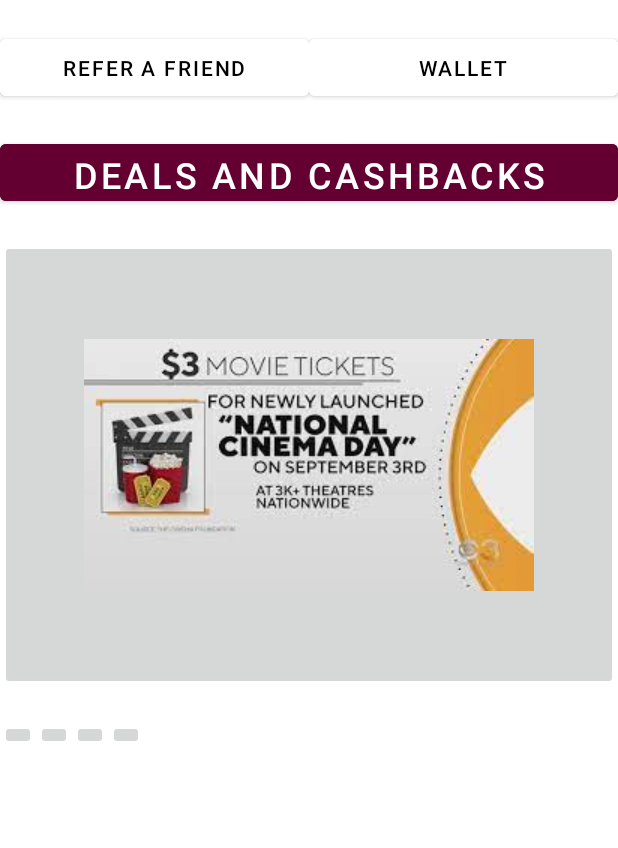
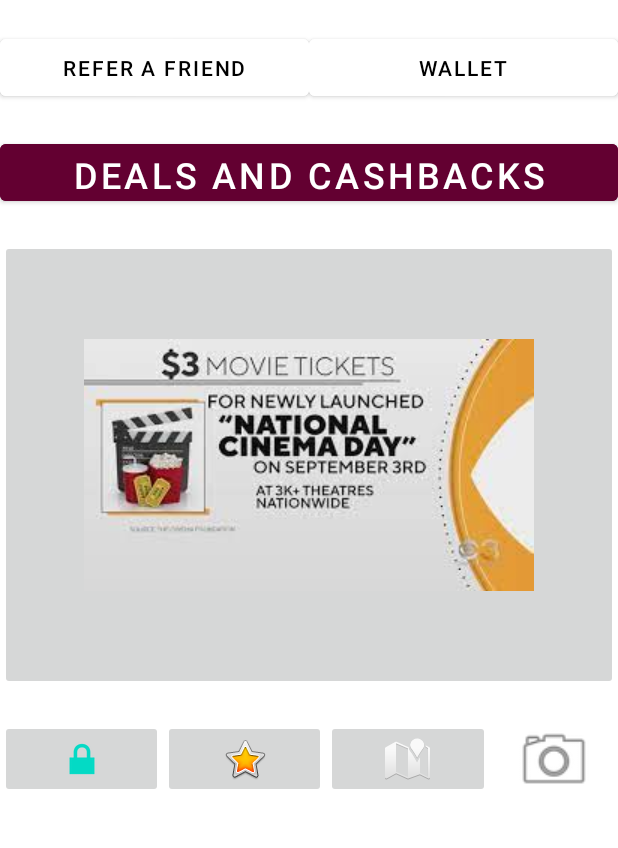
Before and after one commit to pranavganeshvt/DailyConnect, an Android app: the HomePageActivity screen opened directly, with no data from a screen before it, on a phone screen of 412 x 824 dp, the part 234-1082 px from its top. Run offline under Robolectric (Android 15) with nearby library versions, the phone set to English and light mode, and no system bars.

Commit message:
fixed_errors

```diff
--- a/app/src/main/AndroidManifest.xml
+++ b/app/src/main/AndroidManifest.xml
@@ -13,6 +13,12 @@
         tools:targetApi="31">
         <activity
             android:name=".HomePageActivity"
+            android:exported="false" />
+        <activity
+            android:name=".PaymentActivity"
+            android:exported="false" />
+        <activity
+            android:name=".SecureCheckoutActivity"
             android:exported="false" />
         <activity
             android:name=".SeatsPageActivity"
--- a/app/src/main/java/com/example/dailyconnect/HomePageActivity.kt
+++ b/app/src/main/java/com/example/dailyconnect/HomePageActivity.kt
@@ -1,11 +1,24 @@
 package com.example.dailyconnect
 
+import android.annotation.SuppressLint
+import android.content.Intent
 import androidx.appcompat.app.AppCompatActivity
 import android.os.Bundle
+import android.widget.Button
+import android.widget.ImageView
 
 class HomePageActivity : AppCompatActivity() {
     override fun onCreate(savedInstanceState: Bundle?) {
         super.onCreate(savedInstanceState)
         setContentView(R.layout.activity_home_page)
+
+        val movieImage = findViewById<ImageView>(R.id.movies)
+
+        movieImage.setOnClickListener {
+            val intent = Intent (this@HomePageActivity, TimingsPage::class.java)
+            startActivity(intent)
+        }
+
     }
+
 }
--- a/app/src/main/java/com/example/dailyconnect/LoginPage.kt
+++ b/app/src/main/java/com/example/dailyconnect/LoginPage.kt
@@ -13,7 +13,7 @@ class LoginPage : AppCompatActivity() {
 
         val login = findViewById<Button>(R.id.login)
         login.setOnClickListener{
-            val intent1 = android.content.Intent (this@LoginPage, TimingsPage::class.java)
+            val intent1 = android.content.Intent (this@LoginPage, HomePageActivity::class.java)
             startActivity(intent1)
 
         }
--- a/app/src/main/java/com/example/dailyconnect/SeatsPageActivity.kt
+++ b/app/src/main/java/com/example/dailyconnect/SeatsPageActivity.kt
@@ -12,7 +12,7 @@ class SeatsPageActivity : AppCompatActivity() {
 
         val proceedButton = findViewById<Button>(R.id.proceed_button)
         proceedButton.setOnClickListener{
-            val intent3 = Intent(this@SeatsPageActivity, HomePageActivity::class.java)
+            val intent3 = Intent(this@SeatsPageActivity, PaymentActivity::class.java)
             startActivity(intent3)
         }
     }
--- a/app/src/main/java/com/example/dailyconnect/TimingsPage.kt
+++ b/app/src/main/java/com/example/dailyconnect/TimingsPage.kt
@@ -11,7 +11,7 @@ class TimingsPage : AppCompatActivity() {
 
         val next1 = findViewById<Button>(R.id.next)
         next1.setOnClickListener{
-            val intent4 = android.content.Intent(this@TimingsPage, LoginPage::class.java)
+            val intent4 = android.content.Intent(this@TimingsPage, SeatsPageActivity::class.java)
             startActivity(intent4)
         }
     }
--- a/app/src/main/res/layout/activity_home_page.xml
+++ b/app/src/main/res/layout/activity_home_page.xml
@@ -2,6 +2,7 @@
 <LinearLayout xmlns:android="http://schemas.android.com/apk/res/android"
     xmlns:app="http://schemas.android.com/apk/res-auto"
     xmlns:tools="http://schemas.android.com/tools"
+    android:id="@+id/walle"
     android:layout_width="match_parent"
     android:layout_height="match_parent"
     android:orientation="vertical"
@@ -19,32 +20,32 @@
             android:backgroundTint="@color/white"
             android:text="@string/profile"
             android:textColor="@android:color/black" />
+
         <Space
             android:layout_width="wrap_content"
             android:layout_height="wrap_content"
-            android:layout_weight="1"/>
+            android:layout_weight="1" />
 
 
         <Button
+            android:id="@+id/settings"
             android:layout_width="wrap_content"
             android:layout_height="50dp"
+            android:backgroundTint="@color/white"
             android:text="@string/settings"
-            android:backgroundTint="@color/white"
-            android:textColor="@android:color/black"
-            android:id="@+id/settings">
-        </Button>
+            android:textColor="@android:color/black"></Button>
     </LinearLayout>
 
     <TextView
         android:id="@+id/textView"
         android:layout_width="match_parent"
         android:layout_height="50dp"
+        android:background="#430031"
+        android:gravity="center"
+        android:text="@string/daily_connect"
         android:textAlignment="center"
-        android:background="#430031"
         android:textColor="#FFF"
-        android:gravity="center"
-        android:textSize="32sp"
-        android:text="@string/daily_connect" />
+        android:textSize="32sp" />
 
     <Space
         android:layout_width="wrap_content"
@@ -64,13 +65,12 @@
             android:textColor="@android:color/black" />
 
         <Button
+            android:id="@+id/signup"
             android:layout_width="206dp"
             android:layout_height="50dp"
+            android:backgroundTint="@color/white"
             android:text="@string/wallet"
-            android:backgroundTint="@color/white"
-            android:textColor="@android:color/black"
-            android:id="@+id/signup">
-        </Button>
+            android:textColor="@android:color/black"></Button>
     </LinearLayout>
 
     <Space
@@ -81,11 +81,12 @@
         android:id="@+id/next"
         android:layout_width="match_parent"
         android:layout_height="50dp"
+        android:layout_gravity="center"
         android:backgroundTint="#630031"
+        android:text="@string/deals_and_cashbacks"
         android:textColor="@android:color/white"
-        android:text="@string/deals_and_cashbacks"
-        android:layout_gravity="center"
-        android:textSize="24sp"/>
+        android:textSize="24sp" />
+
     <Space
         android:layout_width="wrap_content"
         android:layout_height="20dp" />
@@ -93,7 +94,7 @@
     <ImageButton
         android:layout_width="match_parent"
         android:layout_height="300dp"
-        app:srcCompat="@drawable/movie_adver"/>
+        app:srcCompat="@drawable/movie_adver" />
 
     <Space
         android:layout_width="wrap_content"
@@ -107,24 +108,30 @@
         <ImageButton
             android:id="@+id/wallet"
             android:layout_width="wrap_content"
-            android:layout_height="wrap_content" />
+            android:layout_height="wrap_content"
+            android:layout_weight="1"
+            android:src="@android:drawable/ic_lock_lock" />
 
         <ImageButton
             android:id="@+id/grocery"
             android:layout_width="wrap_content"
             android:layout_height="wrap_content"
-            />
+            android:layout_weight="1"
+            android:src="@android:drawable/btn_star_big_on" />
 
         <ImageButton
             android:id="@+id/flightTickets"
             android:layout_width="wrap_content"
             android:layout_height="wrap_content"
-            />
+            android:layout_weight="1"
+            android:src="@android:drawable/ic_dialog_map" />
 
-        <ImageButton
+        <ImageView
+            android:id="@+id/movies"
             android:layout_width="wrap_content"
-            android:layout_height="wrap_content"
-            android:id="@+id/movieTickets" />
+            android:layout_height="53dp"
+            android:layout_weight="1"
+            android:src="@android:drawable/ic_menu_camera" />
 
     </LinearLayout>
 
--- a/app/src/main/res/values/colors.xml
+++ b/app/src/main/res/values/colors.xml
@@ -7,4 +7,5 @@
     <color name="teal_700">#FF018786</color>
     <color name="black">#FF000000</color>
     <color name="white">#FFFFFFFF</color>
+    <color name="bt_light_gray">#3C3B39</color>
 </resources>
```
Also changed, not shown: app/src/main/java/com/example/dailyconnect/PaymentActivity.kt (+10 -1 lines).
